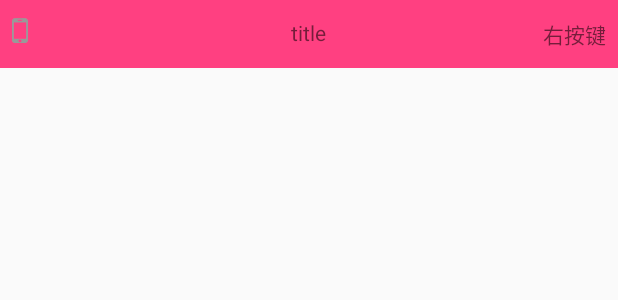
After one commit to StoneInCHN/yxkj-operation-android, an Android app: the layout layout_toolbar.xml on its own in the app's theme, with its tools: preview values and no code run, on a phone screen of 412 x 824 dp. The commit adds this screen. Shown: the top 300 px of the screen. Run offline under Robolectric (Android 15) with nearby library versions, the phone set to English and light mode, and no system bars.

```diff
--- a/app/build.gradle
+++ b/app/build.gradle
@@ -45,5 +45,10 @@ dependencies {
     compile 'com.github.bumptech.glide:glide:3.7.0'
     compile 'com.github.jdsjlzx:LRecyclerView:1.3.8'
     compile 'jp.wasabeef:recyclerview-animators:2.2.3'
+    /**
+     * butterknife
+     */
+    compile 'com.jakewharton:butterknife:8.8.1'
+    annotationProcessor 'com.jakewharton:butterknife-compiler:8.8.1'
     testCompile 'junit:junit:4.12'
 }
--- a/app/src/main/res/layout/activity_login.xml
+++ b/app/src/main/res/layout/activity_login.xml
@@ -11,7 +11,7 @@
     <ImageView
         android:layout_width="match_parent"
         android:layout_height="186dp"
-        android:scaleType="fitXY"
+        android:scaleType="centerCrop"
         android:src="@mipmap/bg_login" />
 
     <LinearLayout
@@ -38,6 +38,8 @@
             android:layout_height="wrap_content"
             android:drawableLeft="@mipmap/warning"
             android:text="非管家账号，请重新输入"
+            android:drawablePadding="2dp"
+            android:textColor="@color/red_text"
             android:textSize="@dimen/sp_12"
             android:visibility="gone"
             tools:visibility="visible" />
--- /dev/null
+++ b/app/src/main/res/layout/layout_toolbar.xml
@@ -0,0 +1,32 @@
+<?xml version="1.0" encoding="utf-8"?>
+<RelativeLayout xmlns:android="http://schemas.android.com/apk/res/android"
+    android:layout_width="match_parent"
+    android:layout_height="wrap_content"
+    android:background="@color/colorAccent"
+    android:paddingBottom="12dp"
+    android:paddingLeft="8dp"
+    android:paddingRight="8dp"
+    android:paddingTop="12dp">
+
+    <ImageView
+        android:id="@+id/iv_back_left"
+        android:layout_width="wrap_content"
+        android:layout_height="wrap_content"
+        android:src="@mipmap/phone" />
+
+    <TextView
+        android:id="@+id/tv_title_toolbar"
+        android:layout_width="wrap_content"
+        android:layout_height="wrap_content"
+        android:layout_centerHorizontal="true"
+        android:text="title" />
+
+    <TextView
+        android:id="@+id/tv_right_toolbar"
+        android:layout_width="wrap_content"
+        android:layout_height="wrap_content"
+        android:layout_alignParentRight="true"
+        android:text="右按键" />
+
+
+</RelativeLayout>
--- a/app/src/main/res/values/colors.xml
+++ b/app/src/main/res/values/colors.xml
@@ -7,6 +7,7 @@
     <color name="gray1_text">#999999</color>
     <!--一级黑体-->
     <color name="black_text">#333333</color>
+    <color name="red_text">#BB2C2B</color>
     <color name="gray_edittext_hint">#999999</color>
     <!--提示文字-->
     <color name="gray_text_tip">#999999</color>
```
Also changed, not shown: app/src/main/java/com/yxkj/deliveryman/view/RichToolBar.java (added, +37 -0 lines).
